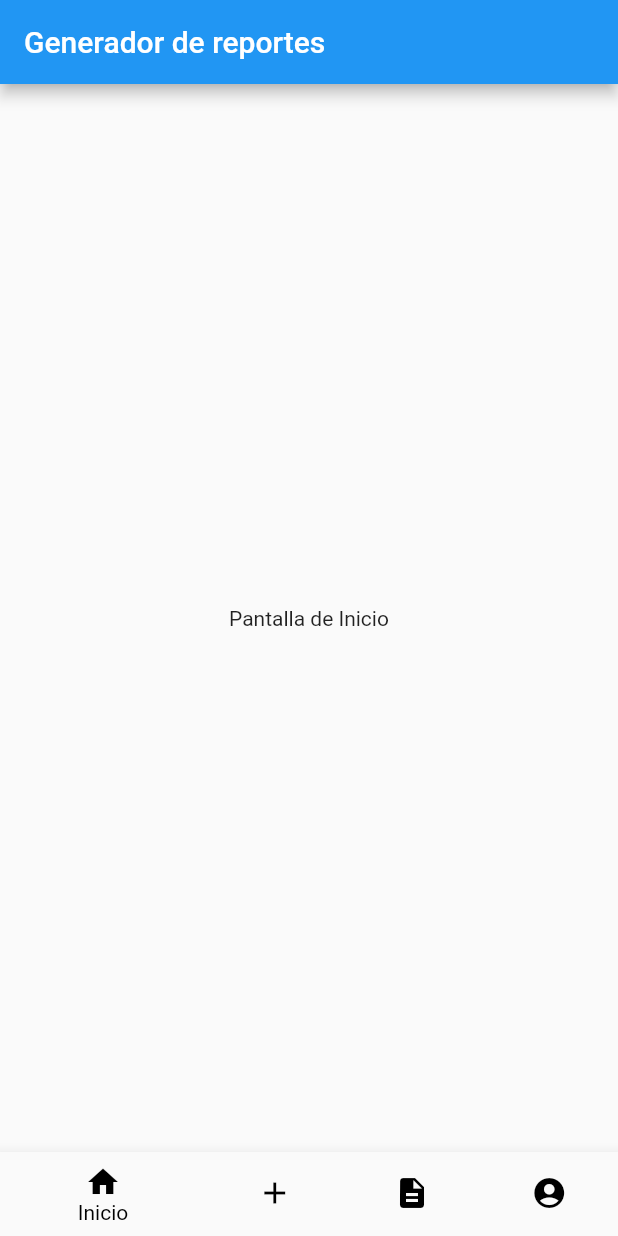
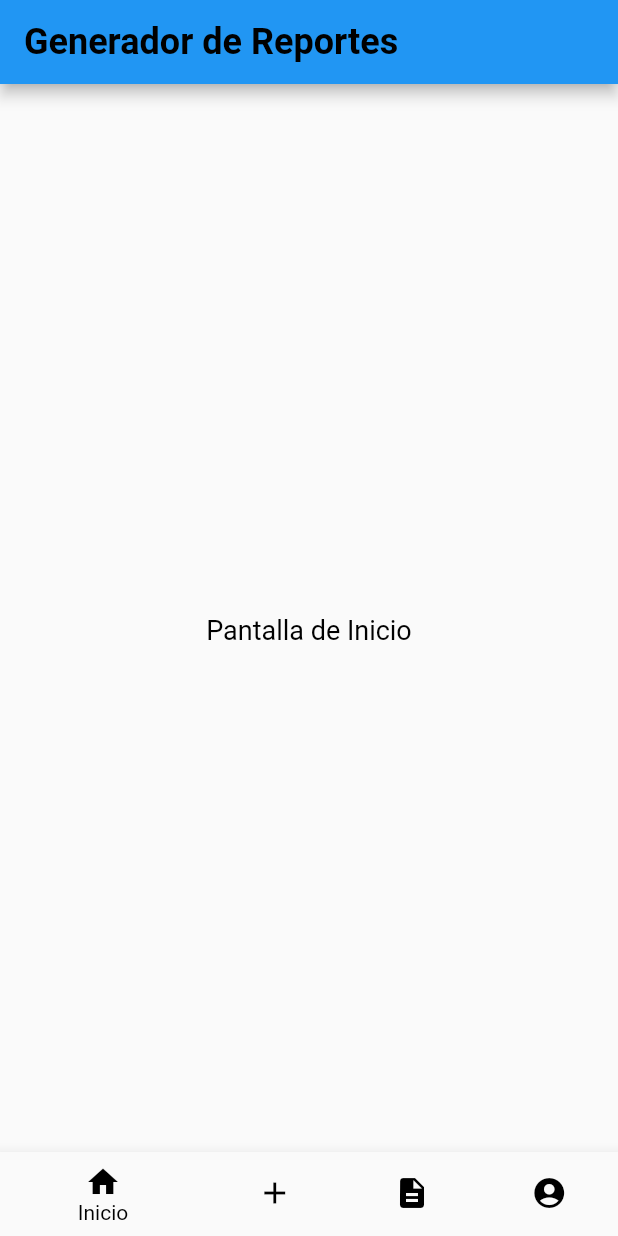
Before and after one commit to Baalgarthem/generadorReportes, a Flutter app: the screen it shows after launch, on a phone screen of 412 x 824 dp. Run offline on Flutter 3.47's test engine with Material 2 defaults, Android fonts, the phone set to English and light mode, and no system bars.

Commit message:
Stable design 0.1

```diff
--- a/lib/main.dart
+++ b/lib/main.dart
@@ -21,75 +21,82 @@ class HomeScreen extends StatefulWidget {
 class _HomeScreenState extends State<HomeScreen> {
   int _selectedIndex = 0;
 
-  final List<Widget> _pages = [
-    Center(
-      child: Text('Pantalla de Inicio'),
-    ),
-    Center(
-      child: Text('Pantalla de Capturar Reporte'),
-    ),
-    Center(
-      child: Column(
-        mainAxisAlignment: MainAxisAlignment.center,
-        children: [
-          Icon(
-            Icons.description,
-            // Cambia a un icono relacionado a informes o documentación
-            size: 48,
-          ),
-          SizedBox(height: 16),
-          Text('Pantalla de Ver Reportes'),
-        ],
-      ),
-    ),
-    Center(
-      child: Text('Pantalla de Usuario'),
-    ),
-  ];
-
   void _onItemTapped(int index) {
     setState(() {
       _selectedIndex = index;
     });
   }
 
+  final List<Widget> _pages = [
+    _buildPage('Pantalla de Inicio'),
+    _buildPage('Pantalla de Capturar Reporte'),
+    _buildPage('Pantalla de Ver Reportes'),
+    _buildPage('Pantalla de Usuario'),
+  ];
+
+  static Widget _buildPage(String text, {IconData? icon}) {
+    return Center(
+      child: Column(
+        mainAxisAlignment: MainAxisAlignment.center,
+        children: [
+          if (icon != null)
+            Icon(
+              icon,
+              size: 48,
+              color: Colors.black,
+            ),
+          SizedBox(height: 16),
+          Text(
+            text,
+            style: TextStyle(
+              color: Colors.black,
+              fontSize: 18,
+            ),
+          ),
+        ],
+      ),
+    );
+  }
+
   @override
   Widget build(BuildContext context) {
     return Scaffold(
       appBar: AppBar(
-        title: Text('Generador de reportes'),
+        title: Text(
+          'Generador de Reportes',
+          style: TextStyle(
+            color: Colors.black, // Color del título
+            fontSize: 24, // Tamaño del título
+            fontWeight: FontWeight.bold, // Negrita
+          ),
+        ),
       ),
       body: _pages[_selectedIndex],
       bottomNavigationBar: BottomNavigationBar(
         items: [
-          BottomNavigationBarItem(
-            icon: Icon(Icons.home),
-            label: 'Inicio',
-          ),
-          BottomNavigationBarItem(
-            icon: Icon(Icons.add),
-            label: 'Capturar Reporte',
-          ),
-          BottomNavigationBarItem(
-            icon: Icon(Icons.description),
-            label: 'Ver Reportes',
-          ),
-          BottomNavigationBarItem(
-            icon: Icon(Icons.account_circle),
-            label: 'Usuario',
-          ),
+          _buildBottomNavItem(Icons.home, 'Inicio'),
+          _buildBottomNavItem(Icons.add, 'Capturar Reporte'),
+          _buildBottomNavItem(Icons.description, 'Ver Reportes'),
+          _buildBottomNavItem(Icons.account_circle, 'Usuario'),
         ],
         currentIndex: _selectedIndex,
         onTap: _onItemTapped,
         backgroundColor: Colors.grey[200],
-        // Color de fondo de la barra de navegación (gris ligero)
         unselectedItemColor: Colors.black,
-        // Color de íconos no seleccionados (negro)
         selectedItemColor: Colors.black,
-        // Color de íconos seleccionados (negro)
-        selectedLabelStyle: TextStyle(
-            color: Colors.white), // Color del texto seleccionado (blanco)
+        selectedLabelStyle: TextStyle(color: Colors.white),
       ),
     );
   }
+
+  static BottomNavigationBarItem _buildBottomNavItem(
+      IconData icon, String label) {
+    return BottomNavigationBarItem(
+      icon: Icon(
+        icon,
+        color: Colors.black,
+      ),
+      label: label,
+    );
+  }
 }
--- a/pubspec.yaml
+++ b/pubspec.yaml
@@ -30,7 +30,6 @@ environment:
 dependencies:
   flutter:
     sdk: flutter
-
 
   # The following adds the Cupertino Icons font to your application.
   # Use with the CupertinoIcons class for iOS style icons.
```
Also changed, not shown: lib/assets/logo.png (added), lib/formReport.dart (deleted), lib/formUserData.dart (deleted), lib/reportCapture.dart (deleted), lib/reportView.dart (deleted).
